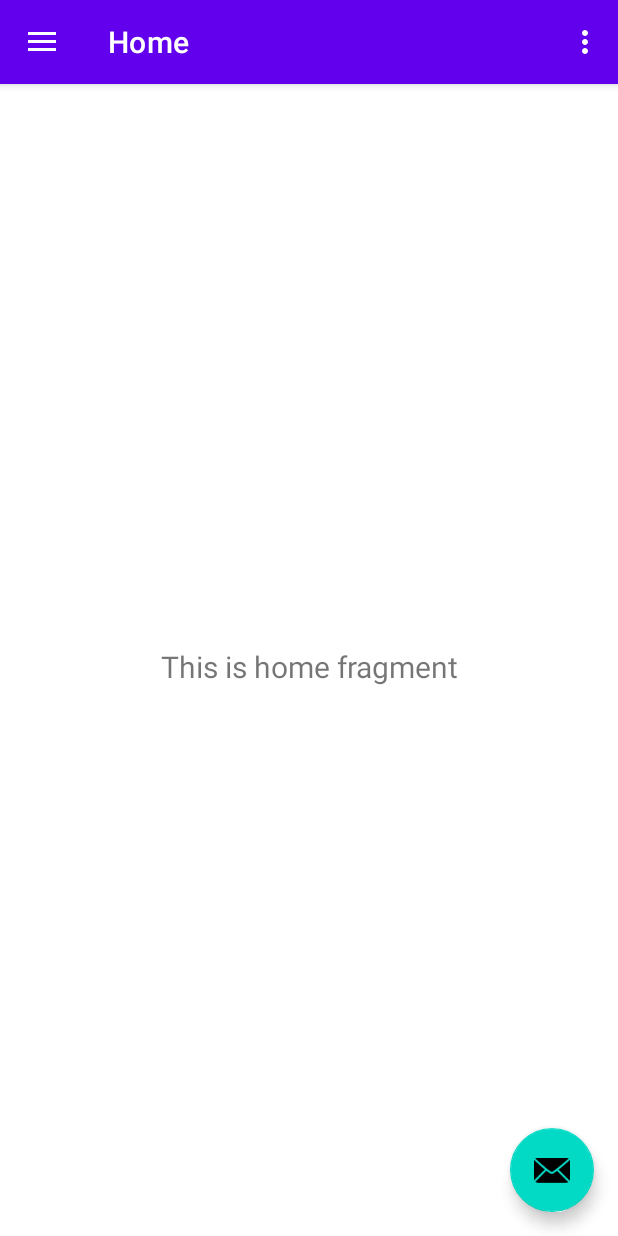
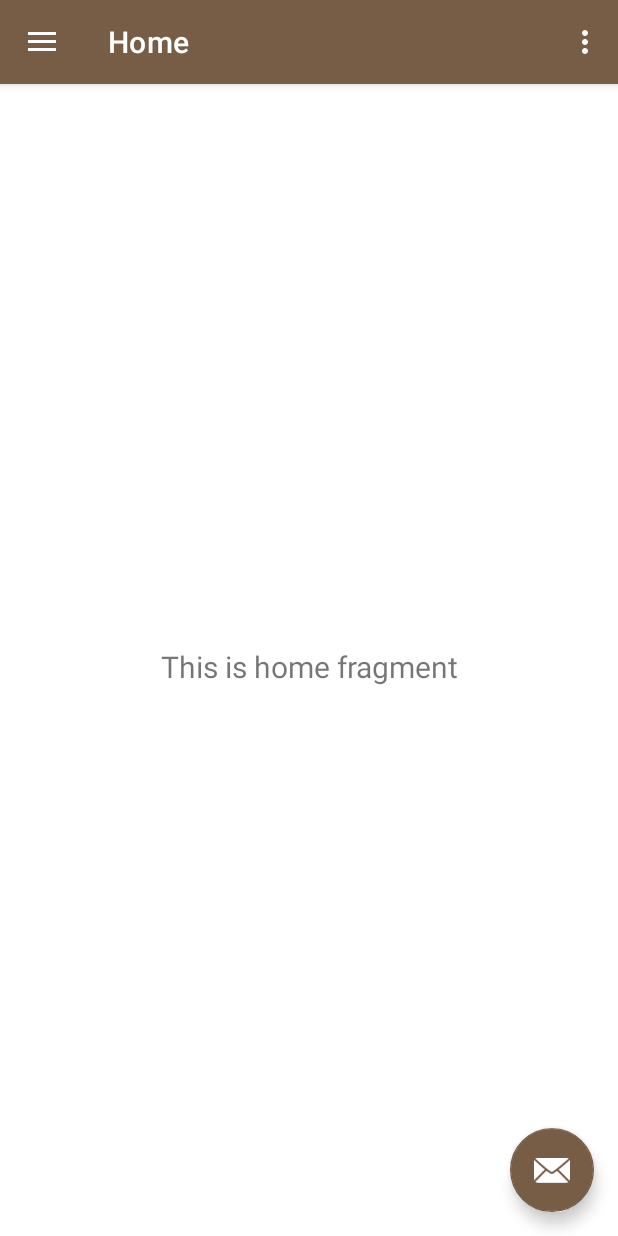
Before and after one commit to jiornojiovanni/ECultureExperience, an Android app: the screen it shows after launch (MainActivity), on a phone screen of 412 x 824 dp. Run offline under Robolectric (Android 15) with nearby library versions, the phone set to English and light mode, and no system bars; our stand-ins replace navigation-ui.

Commit message:
Colors changed in light and dark mode

```diff
--- a/app/src/main/res/values-night/themes.xml
+++ b/app/src/main/res/values-night/themes.xml
@@ -2,13 +2,13 @@
     <!-- Base application theme. -->
     <style name="Theme.ECultureExperience" parent="Theme.MaterialComponents.DayNight.DarkActionBar">
         <!-- Primary brand color. -->
-        <item name="colorPrimary">@color/purple_200</item>
-        <item name="colorPrimaryVariant">@color/purple_700</item>
+        <item name="colorPrimary">@color/brown_200</item>
+        <item name="colorPrimaryVariant">@color/brown_500</item>
         <item name="colorOnPrimary">@color/black</item>
         <!-- Secondary brand color. -->
-        <item name="colorSecondary">@color/teal_200</item>
-        <item name="colorSecondaryVariant">@color/teal_200</item>
-        <item name="colorOnSecondary">@color/black</item>
+        <item name="colorSecondary">@color/brown_200</item>
+        <item name="colorSecondaryVariant">@color/brown_200</item>
+        <item name="colorOnSecondary">@color/white</item>
         <!-- Status bar color. -->
         <item name="android:statusBarColor" tools:targetApi="l">?attr/colorPrimaryVariant</item>
         <!-- Customize your theme here. -->
--- a/app/src/main/res/values/colors.xml
+++ b/app/src/main/res/values/colors.xml
@@ -7,4 +7,10 @@
     <color name="teal_700">#FF018786</color>
     <color name="black">#FF000000</color>
     <color name="white">#FFFFFFFF</color>
+    <color name="red">#FF0000</color>
+    <color name="brown_200">#FF775C46</color>
+    <color name="brown_500">#5A422F</color>
+    <color name="brown_700">#422F21</color>
+
+
 </resources>
--- /dev/null
+++ b/app/src/main/res/values/styles.xml
@@ -0,0 +1,2 @@
+<?xml version="1.0" encoding="utf-8"?>
+<resources></resources>
--- a/app/src/main/res/values/themes.xml
+++ b/app/src/main/res/values/themes.xml
@@ -2,13 +2,13 @@
     <!-- Base application theme. -->
     <style name="Theme.ECultureExperience" parent="Theme.MaterialComponents.DayNight.DarkActionBar">
         <!-- Primary brand color. -->
-        <item name="colorPrimary">@color/purple_500</item>
-        <item name="colorPrimaryVariant">@color/purple_700</item>
+        <item name="colorPrimary">@color/brown_200</item>
+        <item name="colorPrimaryVariant">@color/brown_500</item>
         <item name="colorOnPrimary">@color/white</item>
         <!-- Secondary brand color. -->
-        <item name="colorSecondary">@color/teal_200</item>
-        <item name="colorSecondaryVariant">@color/teal_700</item>
-        <item name="colorOnSecondary">@color/black</item>
+        <item name="colorSecondary">@color/brown_200</item>
+        <item name="colorSecondaryVariant">@color/brown_700</item>
+        <item name="colorOnSecondary">@color/white</item>
         <!-- Status bar color. -->
         <item name="android:statusBarColor" tools:targetApi="l">?attr/colorPrimaryVariant</item>
         <!-- Customize your theme here. -->
```
